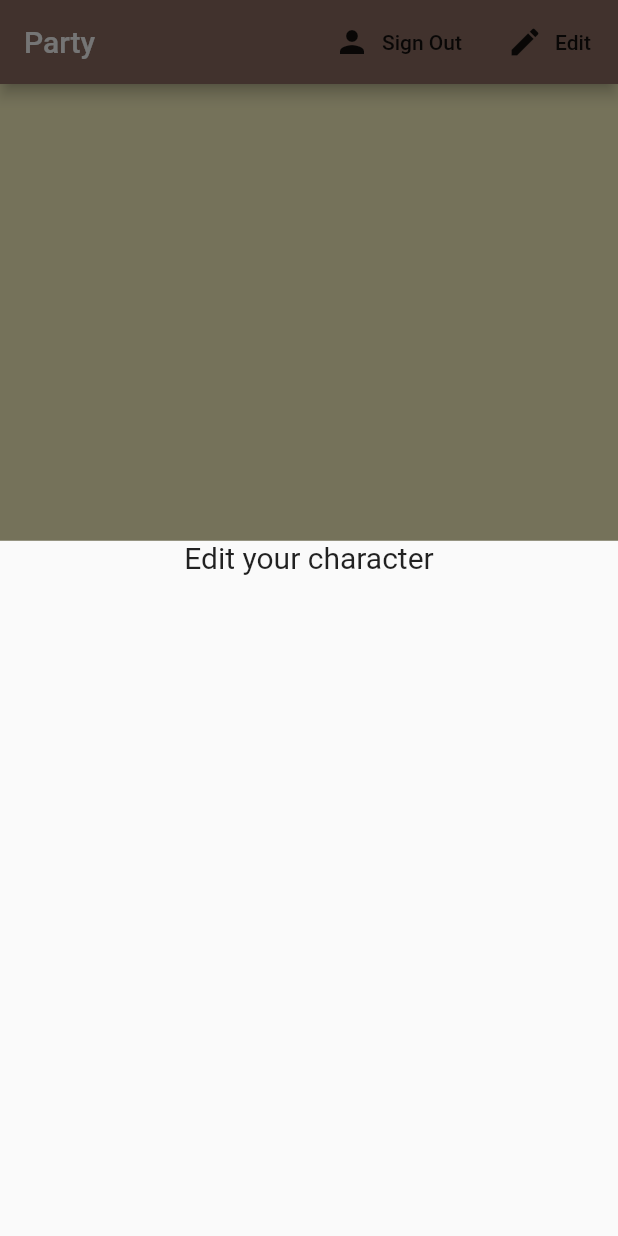
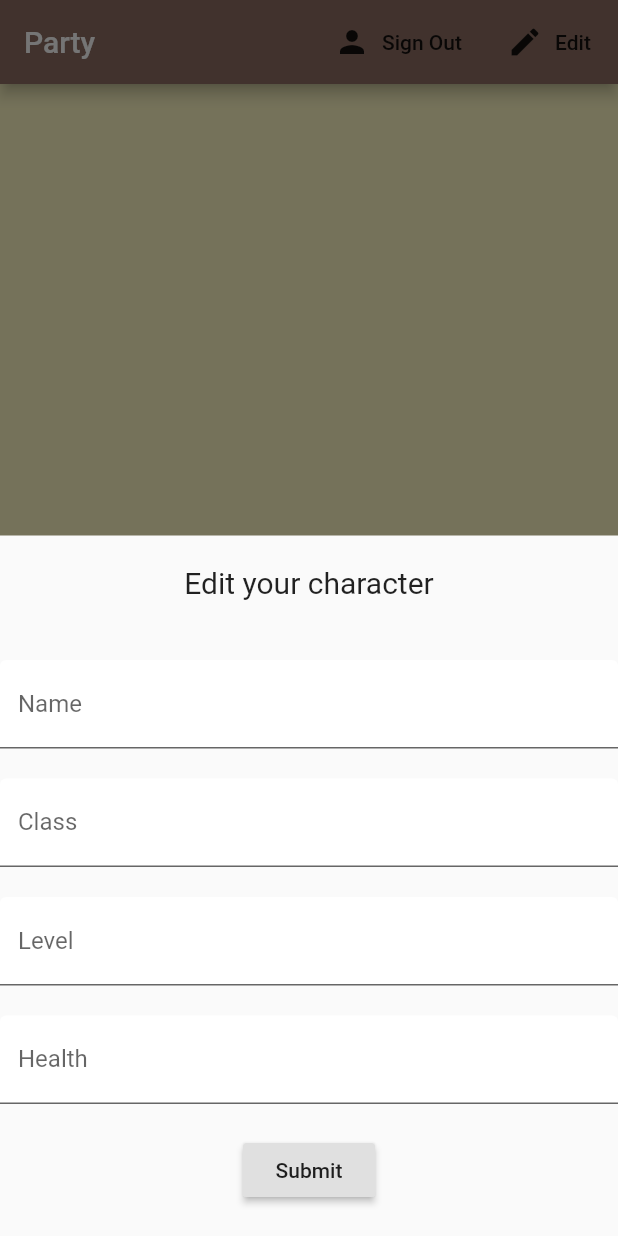
Before and after one commit to lukassilveira/firebase_implementation, a Flutter app: the screen it shows once a user with an empty profile is signed in, after a tap on "Edit", on a phone screen of 412 x 824 dp. Run offline on Flutter 3.47's test engine with Material 2 defaults, Android fonts, the phone set to English and light mode, and no system bars; our stand-ins replace cloud_firestore, firebase_auth, flutter_spinkit; accounts and stored records are empty.

Commit message:
13/03/2020

```diff
--- a/lib/models/user.dart
+++ b/lib/models/user.dart
@@ -5,3 +5,15 @@ class User {
   User({ this.userId });
 
 }
+
+class UserData {
+
+  String uid;
+  String name;
+  String className;
+  int level;
+  int health;
+
+  UserData({this.uid, this.name, this.className, this.level, this.health});
+
+}
--- a/lib/screens/home/character_tile.dart
+++ b/lib/screens/home/character_tile.dart
@@ -21,7 +21,7 @@ class CharacterTile extends StatelessWidget {
             ),
           ),
           title: Text(
-            character.name
+            character.name + " - Level " + character.level.toString()
           ),
           subtitle: Text(
             character.className
--- a/lib/screens/home/edit_form.dart
+++ b/lib/screens/home/edit_form.dart
@@ -10,19 +10,88 @@ class _EditFormState extends State<EditForm> {
 
   final _formKey = GlobalKey<FormState>();
 
+  //form values
+  String _currentName;
+  String _currentClassName;
+  int _currentLevel;
+  int _currentHealth;
 
   @override
   Widget build(BuildContext context) {
     return Form(
       key: _formKey,
       child: Column(
+        mainAxisSize: MainAxisSize.min,
         children: <Widget>[
-          Text(
-            'Edit your character',
-            style: TextStyle(
-              fontSize: 20
+          Padding(
+            padding: const EdgeInsets.fromLTRB(0, 20, 0, 40),
+            child: Text(
+              'Edit your character',
+              style: TextStyle(
+                fontSize: 20
+              ),
             ),
-          )
+          ),
+          TextFormField(
+            decoration: textInputDecoration.copyWith(labelText: 'Name'),
+            validator: (val) {
+              val.isEmpty ? 'Please insert a name' : null;
+            },
+            onChanged: (val) {
+              setState(() {
+                _currentName = val;
+              });
+            },
+          ),
+          SizedBox(height: 20,),
+          TextFormField(
+            decoration: textInputDecoration.copyWith(labelText: 'Class'),
+            validator: (val) {
+              val.isEmpty ? 'Please insert a class' : null;
+            },
+            onChanged: (val) {
+              setState(() {
+                _currentClassName = val;
+              });
+            },
+          ),
+          SizedBox(height: 20,),
+          TextFormField(
+            decoration: textInputDecoration.copyWith(labelText: 'Level'),
+            keyboardType: TextInputType.number,
+            validator: (val) {
+              val.isEmpty ? 'Please insert a level' : null;
+            },
+            onChanged: (val) {
+              setState(() {
+                _currentLevel = int.parse(val);
+              });
+            },
+          ),
+          SizedBox(height: 20,),
+          TextFormField(
+            decoration: textInputDecoration.copyWith(labelText: 'Health'),
+            keyboardType: TextInputType.number,
+            validator: (val) {
+              val.isEmpty ? "Please insert your health" : null;
+            },
+            onChanged: (val) {
+              _currentHealth = int.parse(val);
+            },
+          ),
+          SizedBox(height: 20,),
+          RaisedButton(
+            onPressed: () async {
+              if (_formKey.currentState.validate()){
+                print(_currentName);
+                print(_currentClassName);
+                print(_currentHealth);
+                print(_currentLevel);
+              }
+            },
+            child: Text('Submit'),
+          ),
+          SizedBox(height: 20,)
         ],
       ),
     );
--- a/lib/screens/home/home.dart
+++ b/lib/screens/home/home.dart
@@ -13,9 +13,9 @@ class Home extends StatelessWidget {
     final AuthService _auth = AuthService();
 
     void _showEditPanel() {
-      showModalBottomSheet(context: context, builder: (context){
+      showModalBottomSheet(context: context, isScrollControlled: true, builder: (context){
         return Container(
-          padding: EdgeInsets.all(0),
+          padding: EdgeInsets.only(bottom: MediaQuery.of(context).viewInsets.bottom),
           child: EditForm(),
         );
       });
--- a/lib/services/database.dart
+++ b/lib/services/database.dart
@@ -35,4 +35,9 @@ class DatabaseService {
     return characterCollection.snapshots().map(_characterListFromSnapshot);
   }
 
+  //get user doc stream
+  Stream<DocumentSnapshot> get userData {
+    return characterCollection.document(uid).snapshots();
+  }
+
 }
```
